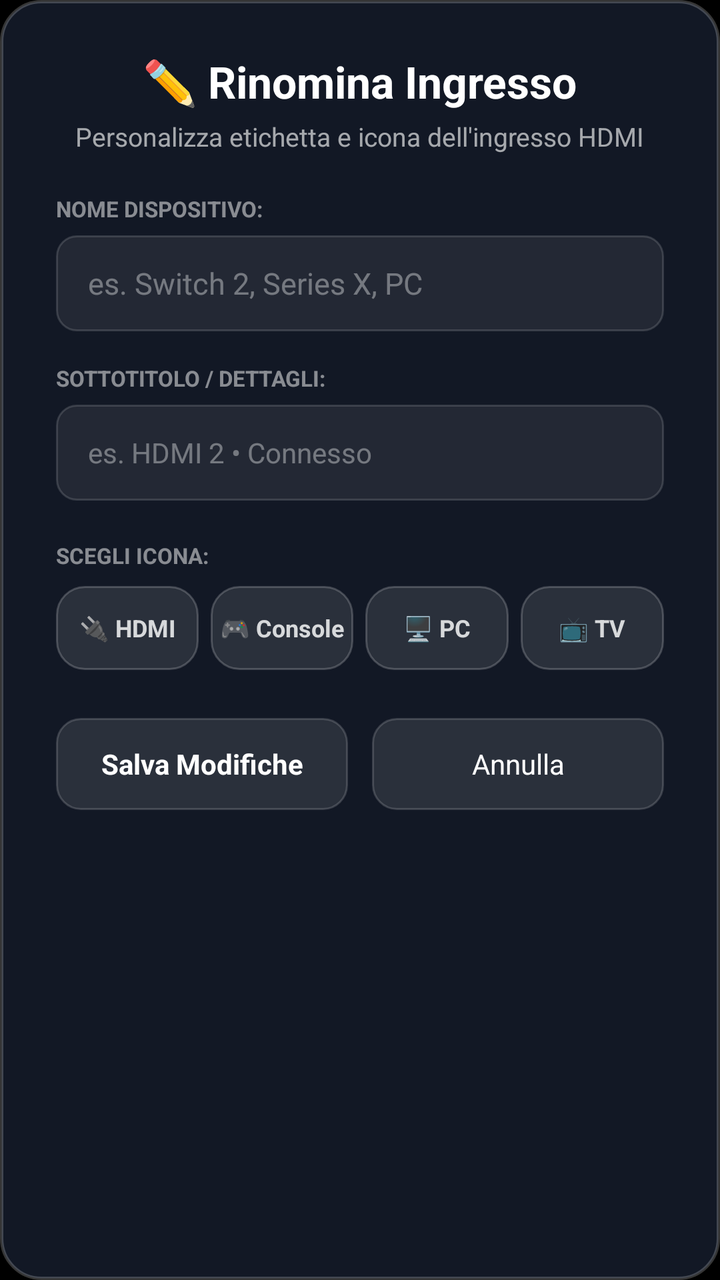
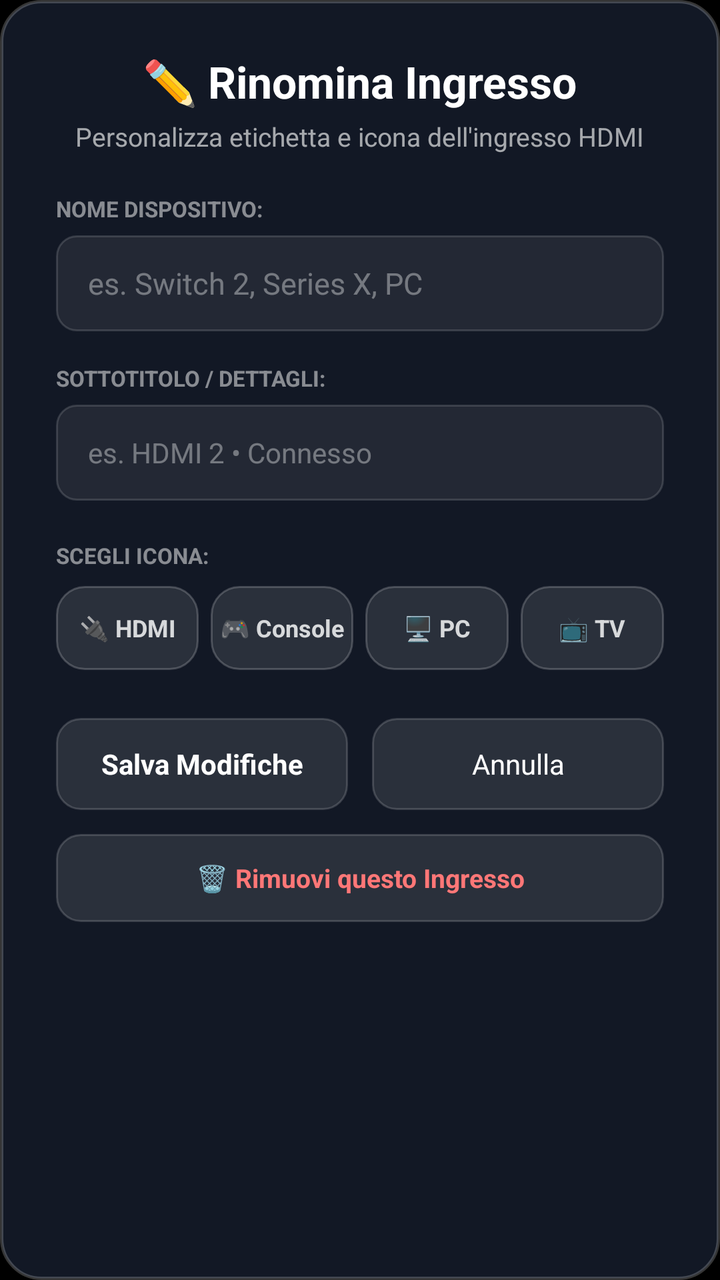

Compare the two renders of this Android layout. The source of the first and the diff that turns it into the second are given below.
<!-- AndroidManifest.xml: application theme Theme.Zenith -->
<!-- res/layout/dialog_rename_input.xml -->
<?xml version="1.0" encoding="utf-8"?>
<LinearLayout xmlns:android="http://schemas.android.com/apk/res/android"
    android:id="@+id/ll_rename_root"
    android:layout_width="480dp"
    android:layout_height="wrap_content"
    android:layout_gravity="center"
    android:orientation="vertical"
    android:background="@drawable/dialog_background"
    android:paddingStart="28dp"
    android:paddingEnd="28dp"
    android:paddingTop="26dp"
    android:paddingBottom="26dp"
    android:gravity="center_horizontal"
    android:defaultFocusHighlightEnabled="false">

    <TextView
        android:layout_width="wrap_content"
        android:layout_height="wrap_content"
        android:text="✏️ Rinomina Ingresso"
        android:textColor="#FFFFFFFF"
        android:textSize="22sp"
        android:textStyle="bold" />

    <TextView
        android:id="@+id/tv_rename_target"
        android:layout_width="wrap_content"
        android:layout_height="wrap_content"
        android:layout_marginTop="4dp"
        android:layout_marginBottom="20dp"
        android:text="Personalizza etichetta e icona dell'ingresso HDMI"
        android:textColor="#A0FFFFFF"
        android:textSize="13sp" />

    <TextView
        android:layout_width="match_parent"
        android:layout_height="wrap_content"
        android:text="NOME DISPOSITIVO:"
        android:textColor="#80FFFFFF"
        android:textSize="11sp"
        android:textStyle="bold" />

    <EditText
        android:id="@+id/et_input_title"
        android:layout_width="match_parent"
        android:layout_height="48dp"
        android:layout_marginTop="6dp"
        android:layout_marginBottom="16dp"
        android:background="@drawable/input_field_bg"
        android:paddingStart="16dp"
        android:paddingEnd="16dp"
        android:textColor="#FFFFFFFF"
        android:textColorHint="#60FFFFFF"
        android:hint="es. Switch 2, Series X, PC"
        android:singleLine="true"
        android:maxLines="1"
        android:imeOptions="actionNext"
        android:inputType="textCapWords"
        android:textSize="15sp"
        android:focusable="true"
        android:clickable="true"
        android:defaultFocusHighlightEnabled="false" />

    <TextView
        android:layout_width="match_parent"
        android:layout_height="wrap_content"
        android:text="SOTTOTITOLO / DETTAGLI:"
        android:textColor="#80FFFFFF"
        android:textSize="11sp"
        android:textStyle="bold" />

    <EditText
        android:id="@+id/et_input_subtitle"
        android:layout_width="match_parent"
        android:layout_height="48dp"
        android:layout_marginTop="6dp"
        android:layout_marginBottom="20dp"
        android:background="@drawable/input_field_bg"
        android:paddingStart="16dp"
        android:paddingEnd="16dp"
        android:textColor="#FFFFFFFF"
        android:textColorHint="#60FFFFFF"
        android:hint="es. HDMI 2 • Connesso"
        android:singleLine="true"
        android:maxLines="1"
        android:imeOptions="actionDone"
        android:inputType="text"
        android:textSize="14sp"
        android:focusable="true"
        android:clickable="true"
        android:defaultFocusHighlightEnabled="false" />

    
    <TextView
        android:layout_width="match_parent"
        android:layout_height="wrap_content"
        android:text="SCEGLI ICONA:"
        android:textColor="#80FFFFFF"
        android:textSize="11sp"
        android:textStyle="bold" />

    <LinearLayout
        android:layout_width="match_parent"
        android:layout_height="wrap_content"
        android:layout_marginTop="8dp"
        android:layout_marginBottom="24dp"
        android:orientation="horizontal"
        android:gravity="center">

        <TextView
            android:id="@+id/btn_icon_hdmi"
            android:layout_width="0dp"
            android:layout_height="42dp"
            android:layout_weight="1"
            android:layout_marginEnd="6dp"
            android:gravity="center"
            android:text="🔌 HDMI"
            android:textColor="@color/choice_chip_text_color"
            android:textSize="12sp"
            android:textStyle="bold"
            android:background="@drawable/choice_chip_selector"
            android:focusable="true"
            android:clickable="true"
            android:defaultFocusHighlightEnabled="false" />

        <TextView
            android:id="@+id/btn_icon_gamepad"
            android:layout_width="0dp"
            android:layout_height="42dp"
            android:layout_weight="1"
            android:layout_marginEnd="6dp"
            android:gravity="center"
            android:text="🎮 Console"
            android:textColor="@color/choice_chip_text_color"
            android:textSize="12sp"
            android:textStyle="bold"
            android:background="@drawable/choice_chip_selector"
            android:focusable="true"
            android:clickable="true"
            android:defaultFocusHighlightEnabled="false" />

        <TextView
            android:id="@+id/btn_icon_pc"
            android:layout_width="0dp"
            android:layout_height="42dp"
            android:layout_weight="1"
            android:layout_marginEnd="6dp"
            android:gravity="center"
            android:text="🖥️ PC"
            android:textColor="@color/choice_chip_text_color"
            android:textSize="12sp"
            android:textStyle="bold"
            android:background="@drawable/choice_chip_selector"
            android:focusable="true"
            android:clickable="true"
            android:defaultFocusHighlightEnabled="false" />

        <TextView
            android:id="@+id/btn_icon_tv"
            android:layout_width="0dp"
            android:layout_height="42dp"
            android:layout_weight="1"
            android:gravity="center"
            android:text="📺 TV"
            android:textColor="@color/choice_chip_text_color"
            android:textSize="12sp"
            android:textStyle="bold"
            android:background="@drawable/choice_chip_selector"
            android:focusable="true"
            android:clickable="true"
            android:defaultFocusHighlightEnabled="false" />

    </LinearLayout>

    
    <LinearLayout
        android:layout_width="match_parent"
        android:layout_height="wrap_content"
        android:orientation="horizontal">

        <TextView
            android:id="@+id/btn_save_input"
            android:layout_width="0dp"
            android:layout_height="46dp"
            android:layout_weight="1"
            android:layout_marginEnd="12dp"
            android:gravity="center"
            android:text="Salva Modifiche"
            android:textColor="@color/dialog_button_text_color"
            android:textStyle="bold"
            android:textSize="14sp"
            android:background="@drawable/dialog_button_selector"
            android:focusable="true"
            android:clickable="true"
            android:defaultFocusHighlightEnabled="false" />

        <TextView
            android:id="@+id/btn_cancel_input"
            android:layout_width="0dp"
            android:layout_height="46dp"
            android:layout_weight="1"
            android:gravity="center"
            android:text="Annulla"
            android:textColor="@color/dialog_button_text_color"
            android:textSize="14sp"
            android:background="@drawable/dialog_button_selector"
            android:focusable="true"
            android:clickable="true"
            android:defaultFocusHighlightEnabled="false" />

    </LinearLayout>

</LinearLayout>
<!-- resources referenced by this layout -->
<resources>
  <!-- drawable choice_chip_selector (drawable) -->
  <?xml version="1.0" encoding="utf-8"?>
  <selector xmlns:android="http://schemas.android.com/apk/res/android">
      
      <item android:state_focused="true" android:state_selected="true">
          <shape android:shape="rectangle">
              <corners android:radius="14dp" />
              <solid android:color="#FFFFFFFF" />
              <stroke android:width="3dp" android:color="#FF7AA2F7" />
          </shape>
      </item>
      
      <item android:state_focused="true">
          <shape android:shape="rectangle">
              <corners android:radius="14dp" />
              <solid android:color="#FFFFFFFF" />
          </shape>
      </item>
      
      <item android:state_selected="true">
          <shape android:shape="rectangle">
              <corners android:radius="14dp" />
              <solid android:color="#FFFFFFFF" />
          </shape>
      </item>
      
      <item android:state_pressed="true">
          <shape android:shape="rectangle">
              <corners android:radius="14dp" />
              <solid android:color="#E0FFFFFF" />
          </shape>
      </item>
      
      <item>
          <shape android:shape="rectangle">
              <corners android:radius="14dp" />
              <solid android:color="#1AFFFFFF" />
              <stroke android:width="1dp" android:color="#33FFFFFF" />
          </shape>
      </item>
  </selector>
  <!-- drawable dialog_background (drawable) -->
  <?xml version="1.0" encoding="utf-8"?>
  <shape xmlns:android="http://schemas.android.com/apk/res/android"
      android:shape="rectangle">
      <corners android:radius="20dp" />
      <solid android:color="#F2141A28" />
      <stroke android:width="1.5dp" android:color="#35FFFFFF" />
  </shape>
  <!-- drawable dialog_button_selector (drawable) -->
  <?xml version="1.0" encoding="utf-8"?>
  <selector xmlns:android="http://schemas.android.com/apk/res/android">
      <item android:state_focused="true">
          <shape android:shape="rectangle">
              <corners android:radius="12dp" />
              <solid android:color="#FFFFFFFF" />
              <stroke android:width="2dp" android:color="#FFFFFFFF" />
          </shape>
      </item>
      <item android:state_pressed="true">
          <shape android:shape="rectangle">
              <corners android:radius="12dp" />
              <solid android:color="#D0FFFFFF" />
          </shape>
      </item>
      <item>
          <shape android:shape="rectangle">
              <corners android:radius="12dp" />
              <solid android:color="#1AFFFFFF" />
              <stroke android:width="1dp" android:color="#2AFFFFFF" />
          </shape>
      </item>
  </selector>
  <!-- drawable input_field_bg (drawable) -->
  <?xml version="1.0" encoding="utf-8"?>
  <selector xmlns:android="http://schemas.android.com/apk/res/android">
      <item android:state_focused="true">
          <shape android:shape="rectangle">
              <corners android:radius="10dp" />
              <solid android:color="#24FFFFFF" />
              <stroke android:width="2dp" android:color="#FFFFFFFF" />
          </shape>
      </item>
      <item>
          <shape android:shape="rectangle">
              <corners android:radius="10dp" />
              <solid android:color="#12FFFFFF" />
              <stroke android:width="1dp" android:color="#25FFFFFF" />
          </shape>
      </item>
  </selector>
  <style name="Theme.Zenith" parent="@android:style/Theme.NoTitleBar.Fullscreen">
          <item name="android:windowBackground">@android:color/black</item>
          <item name="android:colorBackground">@android:color/black</item>
          <item name="android:textColorPrimary">@color/text_primary</item>
          <item name="android:textColorSecondary">@color/text_secondary</item>
      </style>
  <color name="text_primary">#FFFFFFFF</color>
  <color name="text_secondary">#CCE2D9F3</color>
</resources>

<!-- the commit's change to res/layout/dialog_rename_input.xml (unified diff, before → after) -->
@@ -209,4 +209,20 @@
 
     </LinearLayout>
 
+    
+    <TextView
+        android:id="@+id/btn_delete_input"
+        android:layout_width="match_parent"
+        android:layout_height="44dp"
+        android:layout_marginTop="12dp"
+        android:gravity="center"
+        android:text="🗑️ Rimuovi questo Ingresso"
+        android:textColor="#FFFF7777"
+        android:textStyle="bold"
+        android:textSize="13sp"
+        android:background="@drawable/dialog_button_selector"
+        android:focusable="true"
+        android:clickable="true"
+        android:defaultFocusHighlightEnabled="false" />
+
 </LinearLayout>
